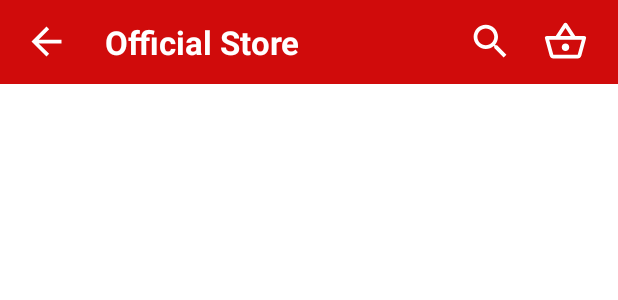
After one commit to DreadnoughtWS/CircleCI_Test, an Android app: the layout detail_official_store_toolbar.xml on its own in the app's theme, with its tools: preview values and no code run, on a phone screen of 412 x 824 dp. The commit adds this screen. Shown: the top 300 px of the screen. Run offline under Robolectric (Android 15) with nearby library versions, the phone set to English and light mode, and no system bars.

Commit message:
get all official store di DetailOfficialStoreActivity.kt

```diff
--- a/app/src/main/AndroidManifest.xml
+++ b/app/src/main/AndroidManifest.xml
@@ -17,10 +17,13 @@
         android:usesCleartextTraffic="true"
         tools:targetApi="31">
         <activity
-            android:name=".presentation.homepage.activity.OfficialStoreActivity"
+            android:name=".presentation.homepage.activity.DetailOfficialStoreActivity"
             android:exported="false" />
         <activity
             android:name=".presentation.authentication.activity.LoginActivity"
+            android:exported="false" />
+        <activity
+            android:name=".presentation.homepage.activity.OfficialStoreActivity"
             android:exported="true">
             <intent-filter>
                 <action android:name="android.intent.action.MAIN" />
--- a/app/src/main/java/com/academy/alfagiftmini/domain/officialstore/OfficialStoreDomainRepository.kt
+++ b/app/src/main/java/com/academy/alfagiftmini/domain/officialstore/OfficialStoreDomainRepository.kt
@@ -1,11 +1,14 @@
 package com.academy.alfagiftmini.domain.officialstore
 
+import androidx.paging.PagingData
 import com.academy.alfagiftmini.domain.officialstore.model.OfficialStoreDomainItemModel
+import kotlinx.coroutines.CoroutineScope
 import kotlinx.coroutines.flow.Flow
 
 interface OfficialStoreDomainRepository {
 
     suspend fun get14OfficialStore(): Flow<List<OfficialStoreDomainItemModel>>
 
+    suspend fun getAllOfficialStore(scope: CoroutineScope): Flow<PagingData<OfficialStoreDomainItemModel>>
 
 }
--- a/app/src/main/java/com/academy/alfagiftmini/domain/officialstore/OfficialStoreDomainUseCase.kt
+++ b/app/src/main/java/com/academy/alfagiftmini/domain/officialstore/OfficialStoreDomainUseCase.kt
@@ -1,10 +1,14 @@
 package com.academy.alfagiftmini.domain.officialstore
 
+import androidx.paging.PagingData
 import com.academy.alfagiftmini.domain.officialstore.model.OfficialStoreDomainItemModel
+import kotlinx.coroutines.CoroutineScope
 import kotlinx.coroutines.flow.Flow
 
 interface OfficialStoreDomainUseCase {
 
     suspend fun get14OfficialStore(): Flow<List<OfficialStoreDomainItemModel>>
 
+    suspend fun getAllOfficialStore(scope: CoroutineScope): Flow<PagingData<OfficialStoreDomainItemModel>>
+
 }
--- a/app/src/main/java/com/academy/alfagiftmini/domain/officialstore/OfficialStoreDomainUseCaseImpl.kt
+++ b/app/src/main/java/com/academy/alfagiftmini/domain/officialstore/OfficialStoreDomainUseCaseImpl.kt
@@ -1,6 +1,8 @@
 package com.academy.alfagiftmini.domain.officialstore
 
+import androidx.paging.PagingData
 import com.academy.alfagiftmini.domain.officialstore.model.OfficialStoreDomainItemModel
+import kotlinx.coroutines.CoroutineScope
 import kotlinx.coroutines.flow.Flow
 import javax.inject.Inject
 
@@ -11,5 +13,9 @@ class OfficialStoreDomainUseCaseImpl @Inject constructor(private val repository:
         return repository.get14OfficialStore()
     }
 
+    override suspend fun getAllOfficialStore(scope: CoroutineScope): Flow<PagingData<OfficialStoreDomainItemModel>> {
+        return repository.getAllOfficialStore(scope)
+    }
+
 
 }
--- a/app/src/main/java/com/academy/alfagiftmini/presentation/di/AppComponent.kt
+++ b/app/src/main/java/com/academy/alfagiftmini/presentation/di/AppComponent.kt
@@ -2,6 +2,7 @@ package com.academy.alfagiftmini.presentation.di
 
 import com.academy.alfagiftmini.data.di.CoreComponent
 import com.academy.alfagiftmini.presentation.authentication.activity.LoginActivity
+import com.academy.alfagiftmini.presentation.homepage.activity.DetailOfficialStoreActivity
 import com.academy.alfagiftmini.presentation.homepage.activity.OfficialStoreActivity
 import dagger.Component
 
@@ -17,4 +18,5 @@ interface AppComponent {
 
     fun loginActivityInject(activity: LoginActivity)
     fun officialStoreActivityInject(activity: OfficialStoreActivity)
+    fun detailOfficialStoreActivityInject(activity: DetailOfficialStoreActivity)
 }
--- /dev/null
+++ b/app/src/main/res/drawable/baseline_arrow_left_24.xml
@@ -0,0 +1,5 @@
+<vector android:autoMirrored="true" android:height="24dp"
+    android:tint="#FFFFFF" android:viewportHeight="24"
+    android:viewportWidth="24" android:width="24dp" xmlns:android="http://schemas.android.com/apk/res/android">
+    <path android:fillColor="@android:color/white" android:pathData="M20,11H7.83l5.59,-5.59L12,4l-8,8 8,8 1.41,-1.41L7.83,13H20v-2z"/>
+</vector>
--- /dev/null
+++ b/app/src/main/res/drawable/baseline_search_24.xml
@@ -0,0 +1,5 @@
+<vector android:height="24dp" android:tint="#FFFFFF"
+    android:viewportHeight="24" android:viewportWidth="24"
+    android:width="24dp" xmlns:android="http://schemas.android.com/apk/res/android">
+    <path android:fillColor="@android:color/white" android:pathData="M15.5,14h-0.79l-0.28,-0.27C15.41,12.59 16,11.11 16,9.5 16,5.91 13.09,3 9.5,3S3,5.91 3,9.5 5.91,16 9.5,16c1.61,0 3.09,-0.59 4.23,-1.57l0.27,0.28v0.79l5,4.99L20.49,19l-4.99,-5zM9.5,14C7.01,14 5,11.99 5,9.5S7.01,5 9.5,5 14,7.01 14,9.5 11.99,14 9.5,14z"/>
+</vector>
--- /dev/null
+++ b/app/src/main/res/drawable/outline_shopping_basket_24.xml
@@ -0,0 +1,5 @@
+<vector android:height="24dp" android:tint="#FFFFFF"
+    android:viewportHeight="24" android:viewportWidth="24"
+    android:width="24dp" xmlns:android="http://schemas.android.com/apk/res/android">
+    <path android:fillColor="@android:color/white" android:pathData="M22,9h-4.79l-4.38,-6.56c-0.19,-0.28 -0.51,-0.42 -0.83,-0.42s-0.64,0.14 -0.83,0.43L6.79,9H2c-0.55,0 -1,0.45 -1,1 0,0.09 0.01,0.18 0.04,0.27l2.54,9.27c0.23,0.84 1,1.46 1.92,1.46h13c0.92,0 1.69,-0.62 1.93,-1.46l2.54,-9.27L23,10c0,-0.55 -0.45,-1 -1,-1zM12,4.8L14.8,9H9.2L12,4.8zM18.5,19l-12.99,0.01L3.31,11H20.7l-2.2,8zM12,13c-1.1,0 -2,0.9 -2,2s0.9,2 2,2 2,-0.9 2,-2 -0.9,-2 -2,-2z"/>
+</vector>
--- /dev/null
+++ b/app/src/main/res/layout/detail_official_store_toolbar.xml
@@ -0,0 +1,46 @@
+<?xml version="1.0" encoding="utf-8"?>
+<androidx.appcompat.widget.Toolbar xmlns:android="http://schemas.android.com/apk/res/android"
+    xmlns:app="http://schemas.android.com/apk/res-auto"
+    xmlns:tools="http://schemas.android.com/tools"
+    android:layout_width="match_parent"
+    android:layout_height="wrap_content"
+    android:background="@color/red"
+    android:elevation="0dp"
+    android:theme="@style/ThemeOverlay.AppCompat.Dark.ActionBar"
+    app:popupTheme="@style/ThemeOverlay.AppCompat.Light">
+
+    <ImageView
+        android:id="@+id/iv_back_toolbar"
+        android:src="@drawable/baseline_arrow_left_24"
+        android:layout_width="30dp"
+        android:layout_height="30dp"
+        android:contentDescription="@string/back_image_view" />
+
+    <TextView
+        android:layout_marginStart="40dp"
+        android:id="@+id/tv_toolbar"
+        android:layout_width="wrap_content"
+        android:layout_height="wrap_content"
+        android:textColor="@color/white"
+        android:textSize="22sp"
+        android:textStyle="bold"
+        tools:text="Official Store" />
+
+    <ImageView
+        android:layout_marginHorizontal="20dp"
+        android:layout_gravity="end"
+        android:src="@drawable/outline_shopping_basket_24"
+        android:layout_width="30dp"
+        android:layout_height="30dp"
+        android:contentDescription="@string/cart_image_view" />
+
+    <ImageView
+        android:layout_gravity="end"
+        android:src="@drawable/baseline_search_24"
+        android:layout_width="30dp"
+        android:layout_height="30dp"
+        android:contentDescription="@string/search_image_view" />
+
+
+
+</androidx.appcompat.widget.Toolbar>
--- a/app/src/main/res/values/colors.xml
+++ b/app/src/main/res/values/colors.xml
@@ -9,5 +9,6 @@
     <color name="white">#FFFFFFFF</color>
     <color name="teal">#0460a7</color>
     <color name="very_light_gray">#D3D3D3</color>
+    <color name="red">#d00b0b</color>
 
 </resources>
--- a/app/src/main/res/values/strings.xml
+++ b/app/src/main/res/values/strings.xml
@@ -3,4 +3,8 @@
     <string name="logo_official_store">Logo Official Store</string>
     <string name="lihat_semua">Lihat Semua</string>
     <string name="official_store">Official Store</string>
+    <string name="search_image_view">Search Image View</string>
+    <string name="back_image_view">Back Image View</string>
+    <string name="cart_image_view">Cart Image View</string>
+    <string name="official_store_popular">Official Store Popular</string>
 </resources>
```
Also changed, not shown: app/src/main/java/com/academy/alfagiftmini/data/repository/netwok/officialstore/OfficialStoreListPagingSource.kt (added, +38 -0 lines), app/src/main/java/com/academy/alfagiftmini/data/repository/repositoryimpl/OfficialStoreRepositoryImpl.kt (+12 -0 lines), app/src/main/java/com/academy/alfagiftmini/presentation/homepage/activity/DetailOfficialStoreActivity.kt (added, +64 -0 lines), app/src/main/java/com/academy/alfagiftmini/presentation/homepage/activity/OfficialStoreActivity.kt (+11 -2 lines), app/src/main/java/com/academy/alfagiftmini/presentation/homepage/adapter/DetailOfficialStorePagingAdapter.kt (added, +63 -0 lines), app/src/main/java/com/academy/alfagiftmini/presentation/homepage/viewmodel/OfficialStoreViewModel.kt (+8 -0 lines), app/src/main/res/layout/activity_detail_official_store.xml (added, +57 -0 lines).
